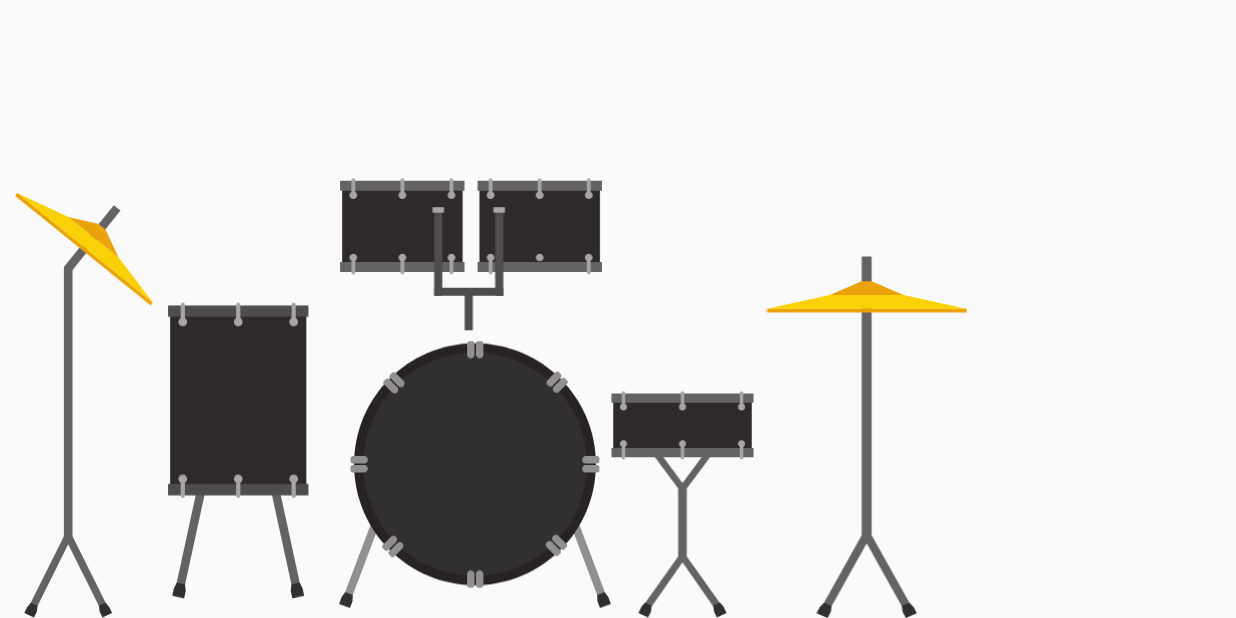
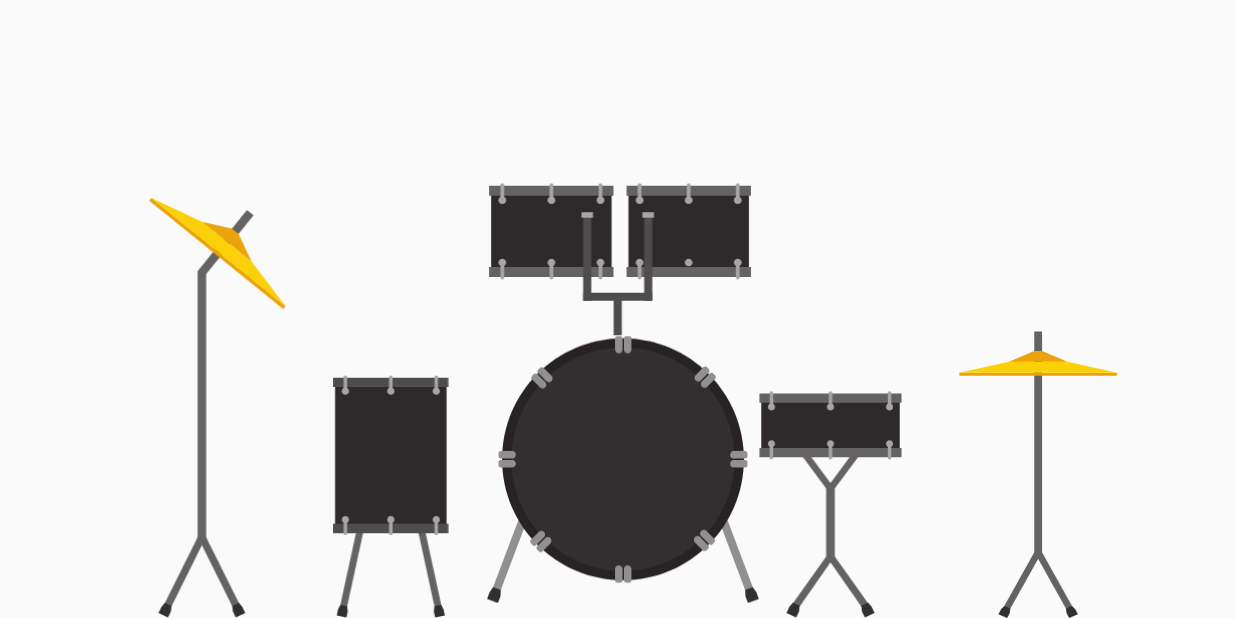
Before and after one commit to AakashCode12/DrumApp, an Android app: the screen it shows after launch (MainActivity), on a phone screen of 824 x 412 dp (held sideways). Run offline under Robolectric (Android 15) with nearby library versions, the phone set to English and light mode, and no system bars.

Commit message:
added good logo and centered drums

```diff
--- a/app/src/main/AndroidManifest.xml
+++ b/app/src/main/AndroidManifest.xml
@@ -4,9 +4,9 @@
 
     <application
         android:allowBackup="true"
-        android:icon="@mipmap/ic_launcher"
+        android:icon="@drawable/ic_launcher_foreground"
         android:label="@string/app_name"
-        android:roundIcon="@mipmap/ic_launcher_round"
+        android:roundIcon="@drawable/ic_launcher_foreground"
         android:supportsRtl="true"
         android:theme="@style/AppTheme">
         <activity
--- a/app/src/main/res/layout/activity_main.xml
+++ b/app/src/main/res/layout/activity_main.xml
@@ -2,56 +2,57 @@
 <androidx.constraintlayout.widget.ConstraintLayout xmlns:android="http://schemas.android.com/apk/res/android"
     xmlns:app="http://schemas.android.com/apk/res-auto"
     xmlns:tools="http://schemas.android.com/tools"
+    android:id="@+id/relativeLayout"
     android:layout_width="match_parent"
     android:layout_height="match_parent"
     tools:context=".MainActivity">
 
         <ImageView
+            android:id="@+id/imageView6"
+            android:layout_width="103dp"
+            android:layout_height="280dp"
+            android:onClick="playCrash1"
+            app:layout_constraintBottom_toBottomOf="parent"
+            app:layout_constraintEnd_toStartOf="@+id/imageView5"
+            app:srcCompat="@drawable/ic_leftcrash" />
+
+        <ImageView
+            android:id="@+id/imageView3"
+            android:layout_width="181dp"
+            android:layout_height="191dp"
+
+            android:layout_marginStart="3dp"
+            android:layout_marginEnd="-3dp"
+            android:layout_marginBottom="3dp"
+            android:onClick="playKick"
+            app:layout_constraintBottom_toBottomOf="parent"
+            app:layout_constraintEnd_toEndOf="parent"
+            app:layout_constraintStart_toStartOf="parent"
+            app:srcCompat="@drawable/ic_kick" />
+
+        <ImageView
             android:id="@+id/imageView2"
-        android:layout_width="142dp"
-        android:layout_height="241dp"
-        android:layout_marginStart="4dp"
+            android:layout_width="181dp"
+            android:layout_height="191dp"
+
             android:onClick="playCrash2"
             app:layout_constraintBottom_toBottomOf="parent"
             app:layout_constraintStart_toEndOf="@+id/imageView7"
             app:srcCompat="@drawable/ic_rightcrash" />
 
         <ImageView
-        android:id="@+id/imageView3"
-        android:layout_width="181dp"
-        android:layout_height="191dp"
-        android:layout_marginStart="20dp"
-        android:onClick="playKick"
-        app:layout_constraintBottom_toBottomOf="parent"
-        app:layout_constraintStart_toEndOf="@+id/imageView5"
-        app:srcCompat="@drawable/ic_kick" />
-
-    <ImageView
             android:id="@+id/imageView4"
             android:layout_width="216dp"
             android:layout_height="102dp"
+            android:layout_marginStart="3dp"
+            android:layout_marginEnd="-3dp"
+            android:layout_marginBottom="188dp"
             android:onClick="playToms"
-        app:layout_constraintBottom_toTopOf="@+id/imageView3"
-        app:layout_constraintStart_toEndOf="@+id/imageView5"
+            app:layout_constraintBottom_toBottomOf="parent"
+            app:layout_constraintEnd_toEndOf="parent"
+            app:layout_constraintHorizontal_bias="0.497"
+            app:layout_constraintStart_toStartOf="parent"
             app:srcCompat="@drawable/ic_toms" />
-
-    <ImageView
-        android:id="@+id/imageView5"
-        android:layout_width="94dp"
-        android:layout_height="223dp"
-        android:onClick="playHat"
-        app:layout_constraintBottom_toBottomOf="parent"
-        app:layout_constraintStart_toEndOf="@+id/imageView6"
-        app:srcCompat="@drawable/ic_leftsecond" />
-
-    <ImageView
-        android:id="@+id/imageView6"
-        android:layout_width="112dp"
-        android:layout_height="283dp"
-        android:onClick="playCrash1"
-        app:layout_constraintBottom_toBottomOf="parent"
-        app:layout_constraintStart_toStartOf="parent"
-        app:srcCompat="@drawable/ic_leftcrash" />
 
         <ImageView
             android:id="@+id/imageView7"
@@ -62,4 +63,15 @@
             app:layout_constraintStart_toEndOf="@+id/imageView3"
             app:srcCompat="@drawable/ic_rightbottombesidethemainbadaitem" />
 
+        <ImageView
+            android:id="@+id/imageView5"
+            android:layout_width="128dp"
+            android:layout_height="162dp"
+
+            android:onClick="playHat"
+            app:layout_constraintBottom_toBottomOf="parent"
+            app:layout_constraintEnd_toStartOf="@+id/imageView3"
+            app:srcCompat="@drawable/ic_leftsecond" />
+
+
 </androidx.constraintlayout.widget.ConstraintLayout>
--- a/app/src/main/res/mipmap-anydpi-v26/ic_launcher.xml
+++ /dev/null
@@ -1,5 +0,0 @@
-<?xml version="1.0" encoding="utf-8"?>
-<adaptive-icon xmlns:android="http://schemas.android.com/apk/res/android">
-    <background android:drawable="@drawable/ic_launcher_background" />
-    <foreground android:drawable="@drawable/ic_launcher_foreground" />
-</adaptive-icon>
--- a/app/src/main/res/mipmap-anydpi-v26/ic_launcher_round.xml
+++ /dev/null
@@ -1,5 +0,0 @@
-<?xml version="1.0" encoding="utf-8"?>
-<adaptive-icon xmlns:android="http://schemas.android.com/apk/res/android">
-    <background android:drawable="@drawable/ic_launcher_background" />
-    <foreground android:drawable="@drawable/ic_launcher_foreground" />
-</adaptive-icon>
```
Also changed, not shown: app/src/main/res/mipmap-hdpi/ic_launcher.png (deleted), app/src/main/res/mipmap-hdpi/ic_launcher_round.png (deleted), app/src/main/res/mipmap-mdpi/ic_launcher.png (deleted), app/src/main/res/mipmap-mdpi/ic_launcher_round.png (deleted), app/src/main/res/mipmap-xhdpi/ic_launcher.png (deleted), app/src/main/res/mipmap-xhdpi/ic_launcher_round.png (deleted), app/src/main/res/mipmap-xxhdpi/ic_launcher.png (deleted), app/src/main/res/mipmap-xxhdpi/ic_launcher_round.png (deleted), app/src/main/res/mipmap-xxxhdpi/ic_launcher.png (deleted), app/src/main/res/mipmap-xxxhdpi/ic_launcher_round.png (deleted). Lines whose indentation alone changed are shown as unchanged.
